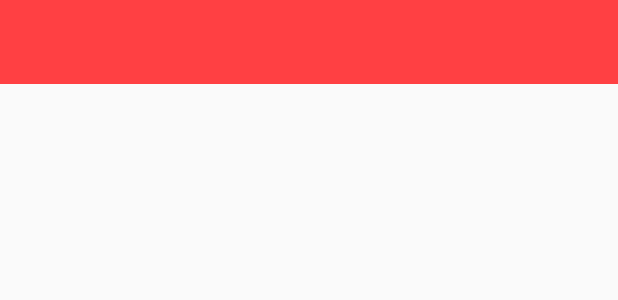
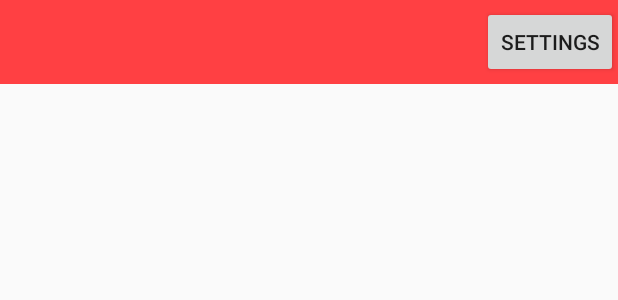
Before and after one commit to jiajiguo/lab555, an Android app: the layout toolbar.xml on its own in the app's theme, with its tools: preview values and no code run, on a phone screen of 412 x 824 dp. Shown: the top 300 px of the screen. Run offline under Robolectric (Android 15) with nearby library versions, the phone set to English and light mode, and no system bars.

Commit message:
2017/march/19/22:35

```diff
--- a/app/src/main/res/layout/activity_detail.xml
+++ b/app/src/main/res/layout/activity_detail.xml
@@ -14,7 +14,10 @@
         android:layout_centerVertical="true"
         android:layout_centerHorizontal="true" />
 
-    <TextView
+
+
+
+<TextView
         android:text="detailText1"
         android:layout_width="wrap_content"
         android:textSize="@dimen/regtextsize"
--- a/app/src/main/res/layout/toolbar.xml
+++ b/app/src/main/res/layout/toolbar.xml
@@ -7,6 +7,12 @@
         android:layout_height="wrap_content"
         android:background="@color/colorAccent">
 
-
+    <Button
+        android:layout_width="wrap_content"
+        android:layout_height="wrap_content"
+        android:text="Settings"
+        android:layout_gravity="right"
+        android:id="@+id/button8"
+        />
 
 </android.support.v7.widget.Toolbar>
--- a/app/src/main/res/menu/floating_contextual_menu.xml
+++ b/app/src/main/res/menu/floating_contextual_menu.xml
@@ -6,14 +6,14 @@
     <item android:id="@+id/women"
         android:icon="@drawable/ic_share"
         android:orderInCategory="100"
-        android:title="@string/Share"
+        android:title="womenbasketball1"
         app:showAsAction="always"/>
 
 
     <item android:id="@+id/femme"
         android:icon="@drawable/ic_sync"
         android:orderInCategory="100"
-        android:title="@string/Sync"
+        android:title="womenbasketball2"
         app:showAsAction="ifRoom"/>
 
     <item android:id="@+id/settings3"
--- a/app/src/main/res/menu/menu_main.xml
+++ b/app/src/main/res/menu/menu_main.xml
@@ -19,6 +19,10 @@
         android:icon="@drawable/ic_settings"
         android:orderInCategory="100"
         android:title="@string/Settings"
-        app:showAsAction="always"/>
+        app:showAsAction="always" />
+
+
+
+
 
 </menu>
```
Also changed, not shown: app/src/main/java/com/jiajiguo12gmail/labtwo/secondMainActivity.java (+45 -33 lines).
